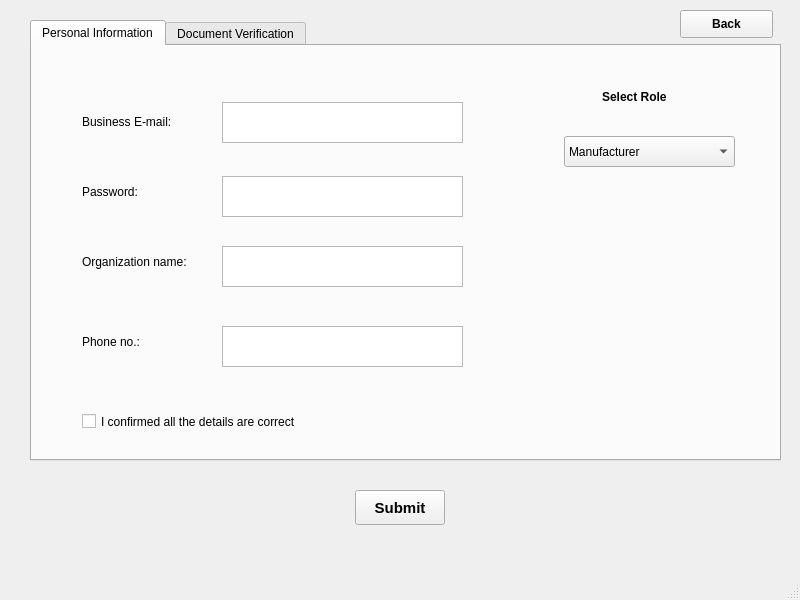
shubham0298/CounterChain, file register.ui: the form before one commit.
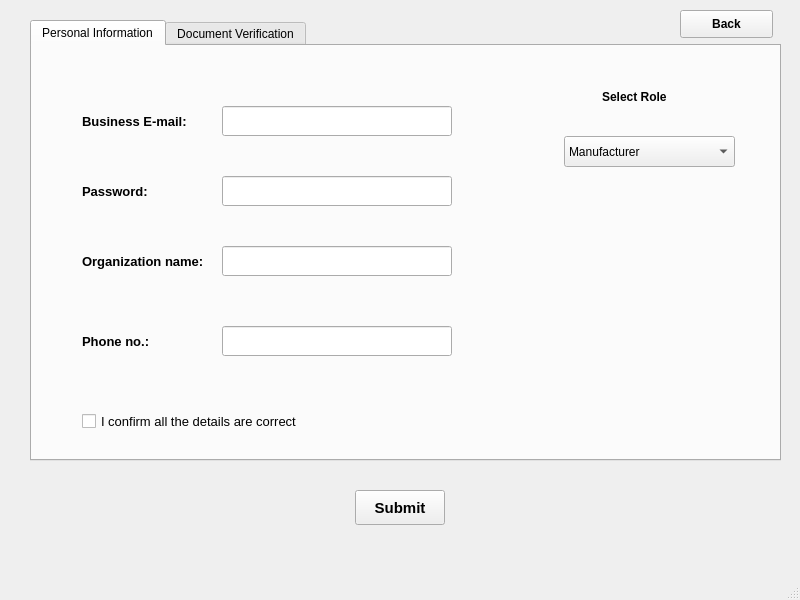
The form after the commit.

Commit message: Implement register

Diff of the .ui file:
```diff
--- a/register.ui
+++ b/register.ui
@@ -54,9 +54,16 @@
         <x>50</x>
         <y>60</y>
         <width>111</width>
-        <height>31</height>
+        <height>30</height>
        </rect>
       </property>
+      <property name="font">
+       <font>
+        <pointsize>10</pointsize>
+        <weight>75</weight>
+        <bold>true</bold>
+       </font>
+      </property>
       <property name="text">
        <string>Business E-mail:</string>
       </property>
@@ -67,9 +74,16 @@
         <x>50</x>
         <y>130</y>
         <width>81</width>
-        <height>31</height>
+        <height>30</height>
        </rect>
       </property>
+      <property name="font">
+       <font>
+        <pointsize>10</pointsize>
+        <weight>75</weight>
+        <bold>true</bold>
+       </font>
+      </property>
       <property name="text">
        <string>Password:</string>
       </property>
@@ -83,6 +97,13 @@
         <height>31</height>
        </rect>
       </property>
+      <property name="font">
+       <font>
+        <pointsize>10</pointsize>
+        <weight>75</weight>
+        <bold>true</bold>
+       </font>
+      </property>
       <property name="text">
        <string>Organization name:</string>
       </property>
@@ -93,53 +114,20 @@
         <x>50</x>
         <y>280</y>
         <width>81</width>
-        <height>31</height>
+        <height>30</height>
        </rect>
       </property>
+      <property name="font">
+       <font>
+        <pointsize>10</pointsize>
+        <weight>75</weight>
+        <bold>true</bold>
+       </font>
+      </property>
       <property name="text">
        <string>Phone no.:</string>
       </property>
      </widget>
-     <widget class="QPlainTextEdit" name="plainTextEdit">
-      <property name="geometry">
-       <rect>
-        <x>190</x>
-        <y>56</y>
-        <width>241</width>
-        <height>41</height>
-       </rect>
-      </property>
-     </widget>
-     <widget class="QPlainTextEdit" name="plainTextEdit_2">
-      <property name="geometry">
-       <rect>
-        <x>190</x>
-        <y>130</y>
-        <width>241</width>
-        <height>41</height>
-       </rect>
-      </property>
-     </widget>
-     <widget class="QPlainTextEdit" name="plainTextEdit_3">
-      <property name="geometry">
-       <rect>
-        <x>190</x>
-        <y>200</y>
-        <width>241</width>
-        <height>41</height>
-       </rect>
-      </property>
-     </widget>
-     <widget class="QPlainTextEdit" name="plainTextEdit_4">
-      <property name="geometry">
-       <rect>
-        <x>190</x>
-        <y>280</y>
-        <width>241</width>
-        <height>41</height>
-       </rect>
-      </property>
-     </widget>
      <widget class="QLabel" name="label_5">
       <property name="geometry">
        <rect>
@@ -194,8 +182,53 @@
         <height>31</height>
        </rect>
       </property>
+      <property name="font">
+       <font>
+        <pointsize>10</pointsize>
+       </font>
+      </property>
       <property name="text">
-       <string>I confirmed all the details are correct</string>
+       <string>I confirm all the details are correct</string>
+      </property>
+     </widget>
+     <widget class="QLineEdit" name="email_LE">
+      <property name="geometry">
+       <rect>
+        <x>190</x>
+        <y>60</y>
+        <width>230</width>
+        <height>30</height>
+       </rect>
+      </property>
+     </widget>
+     <widget class="QLineEdit" name="paswd_LE">
+      <property name="geometry">
+       <rect>
+        <x>190</x>
+        <y>130</y>
+        <width>230</width>
+        <height>30</height>
+       </rect>
+      </property>
+     </widget>
+     <widget class="QLineEdit" name="name_LE">
+      <property name="geometry">
+       <rect>
+        <x>190</x>
+        <y>200</y>
+        <width>230</width>
+        <height>30</height>
+       </rect>
+      </property>
+     </widget>
+     <widget class="QLineEdit" name="phone_LE">
+      <property name="geometry">
+       <rect>
+        <x>190</x>
+        <y>280</y>
+        <width>230</width>
+        <height>30</height>
+       </rect>
       </property>
      </widget>
     </widget>
```
Left out of the diff: 9 changed lines with no effect on the pictures. The commit also changes 7 other files.
